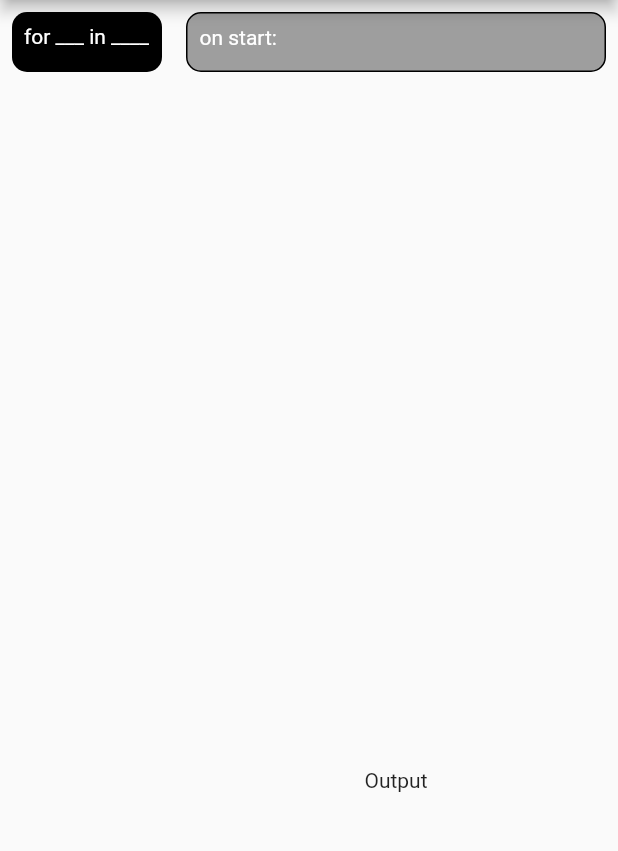
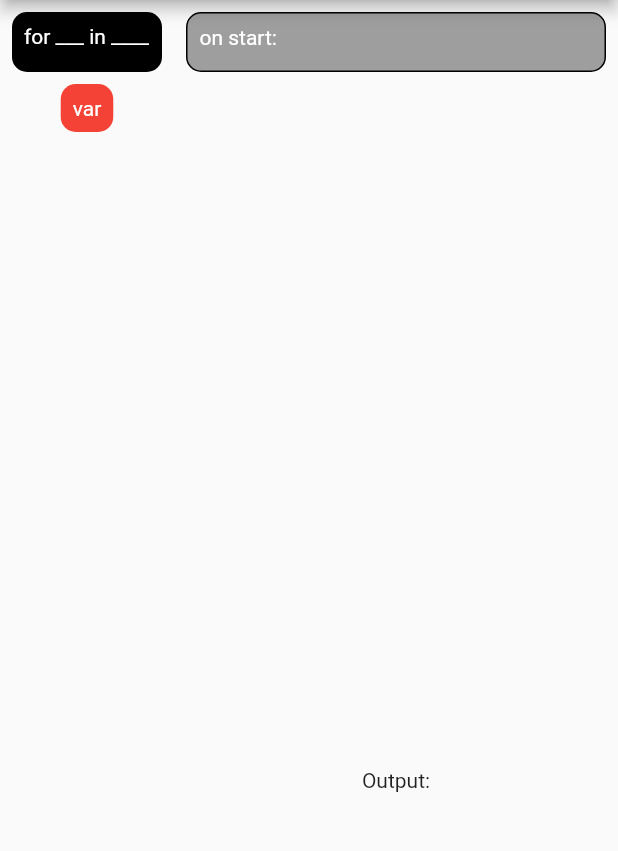
Before and after one commit to danielzsh/blocks, a Flutter app: the screen it shows after launch, on a phone screen of 412 x 824 dp, the part 84-935 px from its top. Run offline on Flutter 3.47's test engine with Material 2 defaults, Android fonts, the phone set to English and light mode, and no system bars.

```diff
--- a/lib/block_widgets/all.dart
+++ b/lib/block_widgets/all.dart
@@ -2,3 +2,4 @@ export 'drag_area.dart';
 export 'for_block.dart';
 export 'main_block.dart';
 export 'statement_base.dart';
+export 'var_block.dart';
--- /dev/null
+++ b/lib/block_widgets/block_base.dart
@@ -0,0 +1,7 @@
+import 'package:flutter/material.dart';
+
+abstract class Block {
+  Widget build(BuildContext context) {
+    return Container();
+  }
+}
--- a/lib/block_widgets/drag_area.dart
+++ b/lib/block_widgets/drag_area.dart
@@ -1,3 +1,4 @@
+import 'package:blocks/block_widgets/block_base.dart';
 import 'package:flutter/material.dart';
 import 'statement_base.dart';
 
@@ -10,10 +11,10 @@ class DragArea extends StatefulWidget {
 }
 
 class _DragAreaState extends State<DragArea> {
-  IStatement? content;
+  Block? content;
   @override
   Widget build(BuildContext context) {
-    return DragTarget<IStatement>(
+    return DragTarget<Block>(
       builder: (context, candidateData, rejectedData) {
         return Container(
             margin: const EdgeInsets.all(8),
--- a/lib/block_widgets/for_block.dart
+++ b/lib/block_widgets/for_block.dart
@@ -1,7 +1,6 @@
 import 'package:flutter/material.dart';
 import 'statement_base.dart';
 import 'drag_area.dart';
-import 'main_block.dart';
 
 class TextBox extends StatelessWidget {
   const TextBox({Key? key}) : super(key: key);
@@ -19,8 +18,8 @@ class TextBox extends StatelessWidget {
   }
 }
 
-class ForDrag extends StatelessWidget {
-  const ForDrag({Key? key}) : super(key: key);
+class _DragContent extends StatelessWidget {
+  const _DragContent({Key? key}) : super(key: key);
 
   @override
   Widget build(BuildContext context) {
@@ -40,6 +39,18 @@ class ForDrag extends StatelessWidget {
                   decoration: TextDecoration.none,
                   fontWeight: FontWeight.normal))),
     );
+  }
+}
+
+class ForDrag extends StatelessWidget {
+  const ForDrag({Key? key}) : super(key: key);
+
+  @override
+  Widget build(BuildContext context) {
+    return Draggable<IStatement>(
+        data: ForState(),
+        feedback: const _DragContent(),
+        child: const _DragContent());
   }
 }
 
--- a/lib/block_widgets/statement_base.dart
+++ b/lib/block_widgets/statement_base.dart
@@ -1,9 +1,7 @@
 import 'package:flutter/material.dart';
+import 'block_base.dart';
 
-abstract class IStatement {
+abstract class IStatement implements Block {
   late List<IStatement> body;
   void run() {}
-  Widget build(BuildContext context) {
-    return Container();
-  }
 }
--- a/lib/block_widgets/var_block.dart
+++ b/lib/block_widgets/var_block.dart
@@ -0,0 +1,41 @@
+import 'package:blocks/block_widgets/all.dart';
+import 'package:blocks/block_widgets/block_base.dart';
+import 'package:flutter/material.dart';
+
+class Var {
+  int value = 0;
+  final String name;
+  Var(this.name);
+}
+
+class VarBlock extends StatelessWidget implements Block {
+  final Var val;
+  const VarBlock({Key? key, required this.val}) : super(key: key);
+  @override
+  Widget build(BuildContext context) {
+    return Container(
+      padding: const EdgeInsets.all(8),
+      decoration: const BoxDecoration(
+        color: Colors.red,
+        borderRadius: BorderRadius.all(Radius.circular(10)),
+      ),
+      child: Text(
+        val.name,
+        style: const TextStyle(
+            color: Colors.white,
+            fontSize: 14,
+            decoration: TextDecoration.none,
+            fontWeight: FontWeight.normal),
+      ),
+    );
+  }
+}
+
+class VarDrag extends StatelessWidget {
+  final VarBlock block;
+  const VarDrag({Key? key, required this.block}) : super(key: key);
+  @override
+  Widget build(BuildContext context) {
+    return Draggable<Block>(data: block, child: block, feedback: block);
+  }
+}
--- a/lib/main.dart
+++ b/lib/main.dart
@@ -39,14 +39,14 @@ class HomePage extends StatelessWidget {
           title: const Text('Blocks'),
         ),
         body: Row(crossAxisAlignment: CrossAxisAlignment.start, children: [
-          Draggable<IStatement>(
-              data: ForState(),
-              feedback: const ForDrag(),
-              child: const ForDrag()),
+          Column(children: [
+            const ForDrag(),
+            VarDrag(block: VarBlock(val: Var("var"))),
+          ]),
           Expanded(
               child: Column(children: const [
             Flexible(flex: 2, child: Main()),
-            Flexible(flex: 1, child: Text('Output'))
+            Flexible(flex: 1, child: Text('Output:'))
           ])),
         ]));
   }
```
